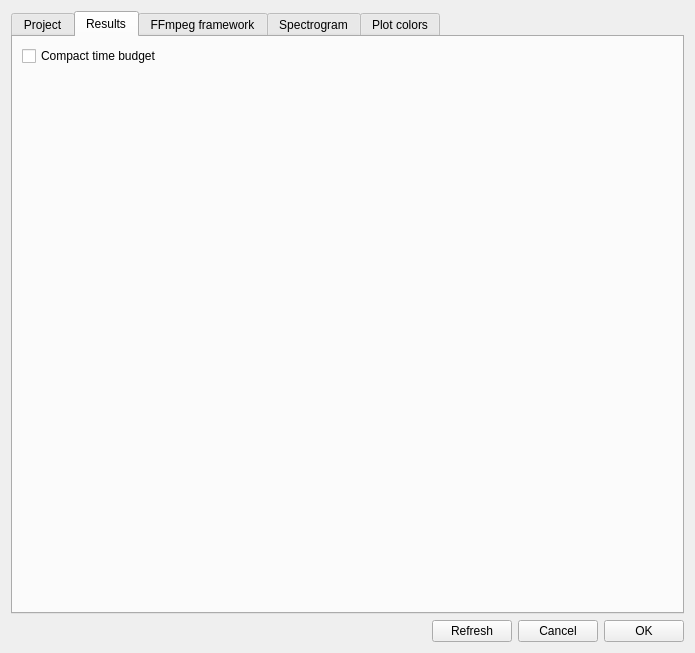
The window that boris/preferences.ui (olivierfriard/BORIS) describes before a commit, drawn with Qt 5.
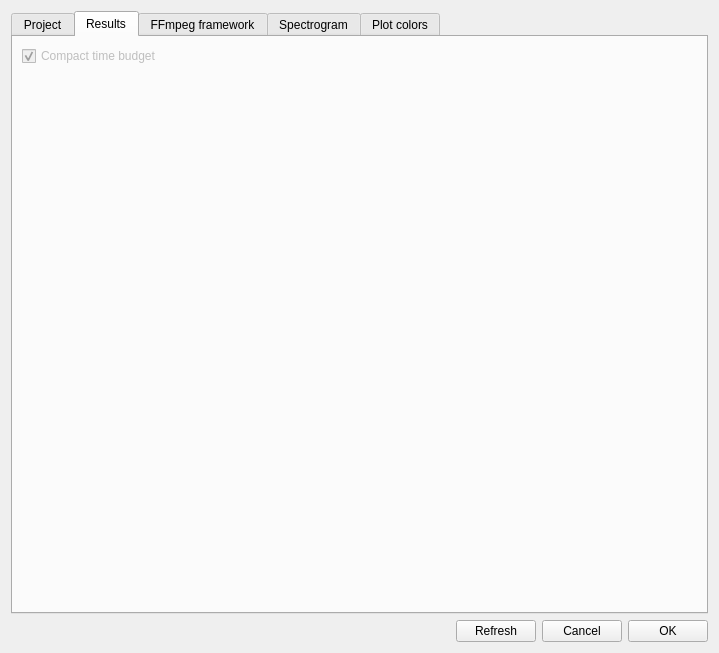
The same window after the commit. The open tabs and pages were chosen to show the change.

The edit to the form file:
```diff
--- a/boris/preferences.ui
+++ b/boris/preferences.ui
@@ -9,7 +9,7 @@
    <rect>
     <x>0</x>
     <y>0</y>
-    <width>695</width>
+    <width>719</width>
     <height>653</height>
    </rect>
   </property>
@@ -254,9 +254,15 @@
         <layout class="QVBoxLayout" name="verticalLayout_7">
          <item>
           <widget class="QCheckBox" name="cb_compact_time_budget">
+           <property name="enabled">
+            <bool>false</bool>
+           </property>
            <property name="text">
             <string>Compact time budget</string>
            </property>
+           <property name="checked">
+            <bool>true</bool>
+           </property>
           </widget>
          </item>
          <item>
```
Left out of the diff: 2 changed lines with no effect on the pictures.
